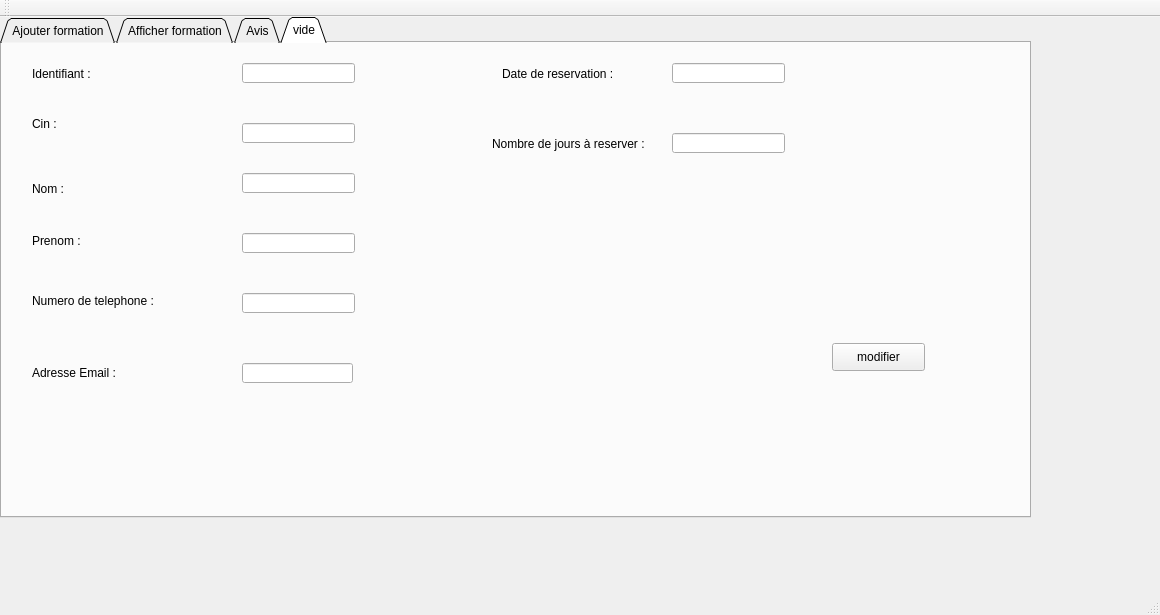
First picture: the form in crud/mainwindow.ui, repository Salmadamak19/smart_recrruiting_help_center_2A14, before the edit.
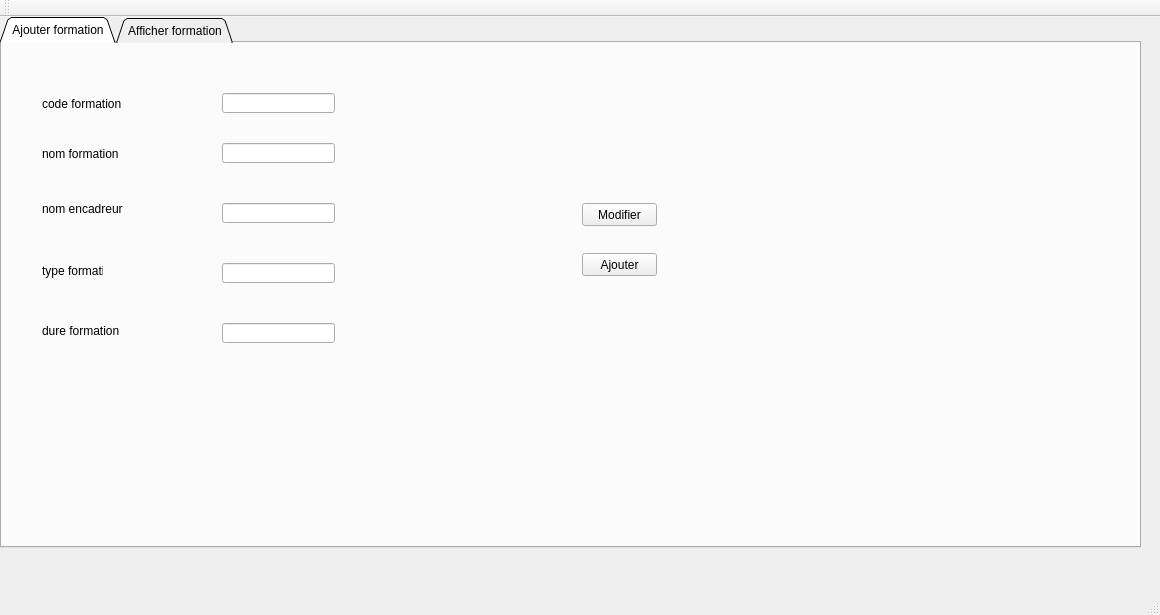
Second picture: the form after the edit. The open tabs and pages were chosen to show the change.

```diff
--- a/crud/mainwindow.ui
+++ b/crud/mainwindow.ui
@@ -114,8 +114,8 @@
      <rect>
       <x>0</x>
       <y>0</y>
-      <width>1031</width>
-      <height>501</height>
+      <width>1141</width>
+      <height>531</height>
      </rect>
     </property>
     <property name="tabShape">
@@ -133,7 +133,7 @@
        <rect>
         <x>40</x>
         <y>90</y>
-        <width>91</width>
+        <width>131</width>
         <height>41</height>
        </rect>
       </property>
@@ -146,7 +146,7 @@
        <rect>
         <x>40</x>
         <y>50</y>
-        <width>101</width>
+        <width>131</width>
         <height>21</height>
        </rect>
       </property>
@@ -159,7 +159,7 @@
        <rect>
         <x>40</x>
         <y>150</y>
-        <width>111</width>
+        <width>131</width>
         <height>31</height>
        </rect>
       </property>
@@ -360,259 +360,6 @@
       </property>
      </widget>
     </widget>
-    <widget class="QWidget" name="tab_3">
-     <attribute name="title">
-      <string>Avis</string>
-     </attribute>
-     <widget class="QLabel" name="label_13">
-      <property name="geometry">
-       <rect>
-        <x>40</x>
-        <y>50</y>
-        <width>91</width>
-        <height>16</height>
-       </rect>
-      </property>
-      <property name="text">
-       <string>code formation</string>
-      </property>
-     </widget>
-     <widget class="QLineEdit" name="cin_2">
-      <property name="geometry">
-       <rect>
-        <x>160</x>
-        <y>50</y>
-        <width>113</width>
-        <height>20</height>
-       </rect>
-      </property>
-     </widget>
-     <widget class="QTextBrowser" name="textBrowser">
-      <property name="geometry">
-       <rect>
-        <x>130</x>
-        <y>110</y>
-        <width>256</width>
-        <height>192</height>
-       </rect>
-      </property>
-     </widget>
-     <widget class="QLabel" name="label_14">
-      <property name="geometry">
-       <rect>
-        <x>40</x>
-        <y>180</y>
-        <width>47</width>
-        <height>14</height>
-       </rect>
-      </property>
-      <property name="text">
-       <string>Avis :</string>
-      </property>
-     </widget>
-    </widget>
-    <widget class="QWidget" name="tab_4">
-     <attribute name="title">
-      <string>vide</string>
-     </attribute>
-     <widget class="QLabel" name="label_15">
-      <property name="geometry">
-       <rect>
-        <x>30</x>
-        <y>20</y>
-        <width>71</width>
-        <height>21</height>
-       </rect>
-      </property>
-      <property name="text">
-       <string>Identifiant :</string>
-      </property>
-     </widget>
-     <widget class="QLabel" name="label_16">
-      <property name="geometry">
-       <rect>
-        <x>30</x>
-        <y>60</y>
-        <width>81</width>
-        <height>41</height>
-       </rect>
-      </property>
-      <property name="text">
-       <string>Cin :</string>
-      </property>
-     </widget>
-     <widget class="QLabel" name="label_17">
-      <property name="geometry">
-       <rect>
-        <x>30</x>
-        <y>130</y>
-        <width>61</width>
-        <height>31</height>
-       </rect>
-      </property>
-      <property name="text">
-       <string>Nom :</string>
-      </property>
-     </widget>
-     <widget class="QLabel" name="label_29">
-      <property name="geometry">
-       <rect>
-        <x>30</x>
-        <y>190</y>
-        <width>61</width>
-        <height>16</height>
-       </rect>
-      </property>
-      <property name="text">
-       <string>Prenom :</string>
-      </property>
-     </widget>
-     <widget class="QLabel" name="label_30">
-      <property name="geometry">
-       <rect>
-        <x>30</x>
-        <y>250</y>
-        <width>141</width>
-        <height>16</height>
-       </rect>
-      </property>
-      <property name="text">
-       <string>Numero de telephone :</string>
-      </property>
-     </widget>
-     <widget class="QLabel" name="label_31">
-      <property name="geometry">
-       <rect>
-        <x>30</x>
-        <y>320</y>
-        <width>101</width>
-        <height>20</height>
-       </rect>
-      </property>
-      <property name="text">
-       <string>Adresse Email :</string>
-      </property>
-     </widget>
-     <widget class="QLineEdit" name="ID_3">
-      <property name="geometry">
-       <rect>
-        <x>240</x>
-        <y>20</y>
-        <width>113</width>
-        <height>20</height>
-       </rect>
-      </property>
-     </widget>
-     <widget class="QLineEdit" name="CIN_3">
-      <property name="geometry">
-       <rect>
-        <x>240</x>
-        <y>80</y>
-        <width>113</width>
-        <height>20</height>
-       </rect>
-      </property>
-     </widget>
-     <widget class="QLineEdit" name="NOM_3">
-      <property name="geometry">
-       <rect>
-        <x>240</x>
-        <y>130</y>
-        <width>113</width>
-        <height>20</height>
-       </rect>
-      </property>
-     </widget>
-     <widget class="QLineEdit" name="PRENOM_3">
-      <property name="geometry">
-       <rect>
-        <x>240</x>
-        <y>190</y>
-        <width>113</width>
-        <height>20</height>
-       </rect>
-      </property>
-     </widget>
-     <widget class="QLineEdit" name="NUMTEL_3">
-      <property name="geometry">
-       <rect>
-        <x>240</x>
-        <y>250</y>
-        <width>113</width>
-        <height>20</height>
-       </rect>
-      </property>
-     </widget>
-     <widget class="QLineEdit" name="ADRESSE_3">
-      <property name="geometry">
-       <rect>
-        <x>240</x>
-        <y>320</y>
-        <width>111</width>
-        <height>20</height>
-       </rect>
-      </property>
-     </widget>
-     <widget class="QLabel" name="label_32">
-      <property name="geometry">
-       <rect>
-        <x>500</x>
-        <y>20</y>
-        <width>131</width>
-        <height>21</height>
-       </rect>
-      </property>
-      <property name="text">
-       <string>Date de reservation :</string>
-      </property>
-     </widget>
-     <widget class="QLabel" name="label_33">
-      <property name="geometry">
-       <rect>
-        <x>490</x>
-        <y>90</y>
-        <width>181</width>
-        <height>21</height>
-       </rect>
-      </property>
-      <property name="text">
-       <string>Nombre de jours à reserver :</string>
-      </property>
-     </widget>
-     <widget class="QLineEdit" name="DATERES_3">
-      <property name="geometry">
-       <rect>
-        <x>670</x>
-        <y>20</y>
-        <width>113</width>
-        <height>20</height>
-       </rect>
-      </property>
-     </widget>
-     <widget class="QLineEdit" name="NBRJOURS_3">
-      <property name="geometry">
-       <rect>
-        <x>670</x>
-        <y>90</y>
-        <width>113</width>
-        <height>20</height>
-       </rect>
-      </property>
-     </widget>
-     <widget class="QPushButton" name="pushButton_5">
-      <property name="geometry">
-       <rect>
-        <x>830</x>
-        <y>300</y>
-        <width>93</width>
-        <height>28</height>
-       </rect>
-      </property>
-      <property name="text">
-       <string>modifier</string>
-      </property>
-     </widget>
-    </widget>
    </widget>
   </widget>
   <widget class="QMenuBar" name="menuBar">
```
Left out of the diff: 28 changed lines with no effect on the pictures.
